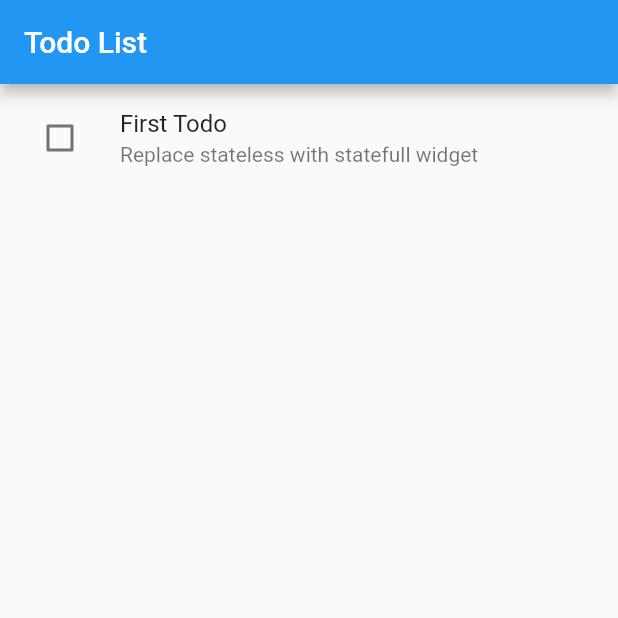
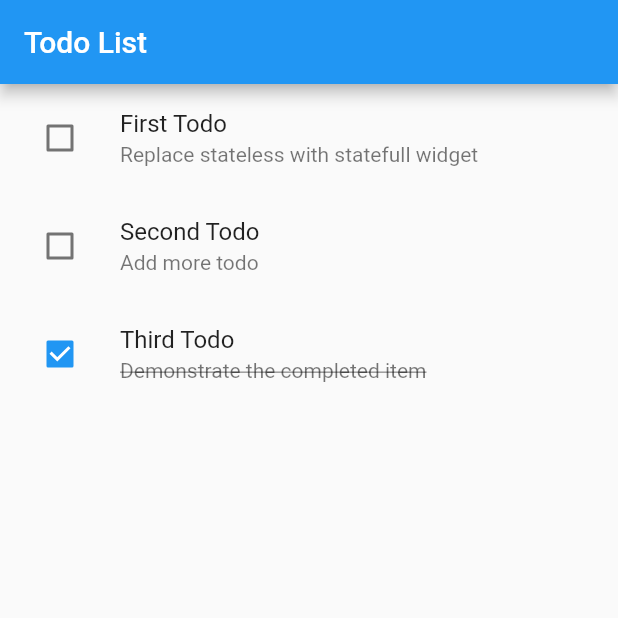
Before and after one commit to aaryadewa/flutter_workshop_simple_todo, a Flutter app: the screen it shows after launch, on a phone screen of 412 x 824 dp, the top half of it. Run offline on Flutter 3.47's test engine with Material 2 defaults, Android fonts, the phone set to English and light mode, and no system bars.

Commit message:
Added more items into the list

```diff
--- a/lib/view/page/todo_list_page.dart
+++ b/lib/view/page/todo_list_page.dart
@@ -11,7 +11,9 @@ class TodoListPage extends StatefulWidget {
 class TodoListPageState extends State<TodoListPage> {
 
   List<TodoModel> _todos = [
-    TodoModel('First Todo', 'Replace stateless with statefull widget')
+    TodoModel('First Todo', 'Replace stateless with statefull widget'),
+    TodoModel('Second Todo', 'Add more todo'),
+    TodoModel('Third Todo', 'Demonstrate the completed item', true)
   ];
 
   @override
@@ -32,8 +34,18 @@ class TodoListPageState extends State<TodoListPage> {
                 setState(() => todo.done = newValue);
               },
             ),
-            title: Text(todo.title),
-            subtitle: Text(todo.description),
+            title: Text(
+              todo.title,
+              style: TextStyle(
+                decoration: todo.done ? TextDecoration.none : TextDecoration.none
+              ),
+            ),
+            subtitle: Text(
+              todo.description,
+              style: TextStyle(
+                decoration: todo.done ? TextDecoration.lineThrough : TextDecoration.none
+              ),
+            ),
           );
         },
       ),
```
